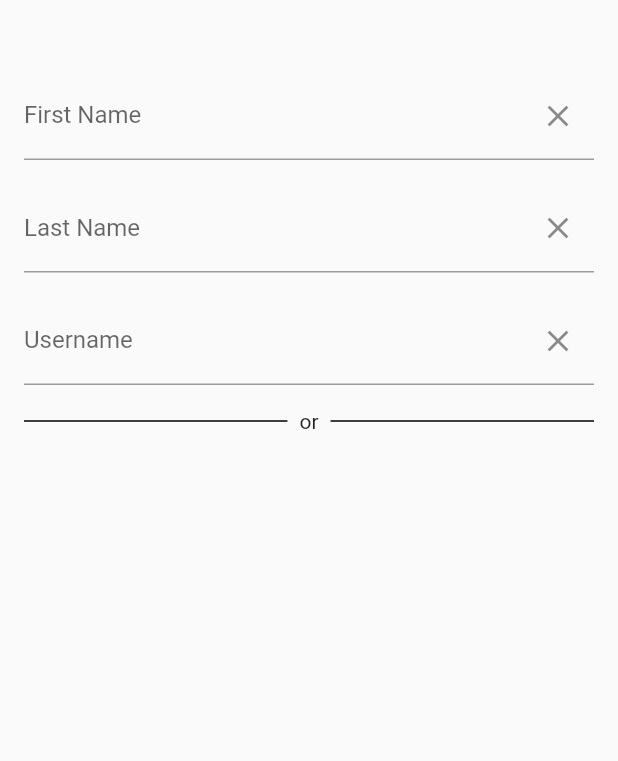
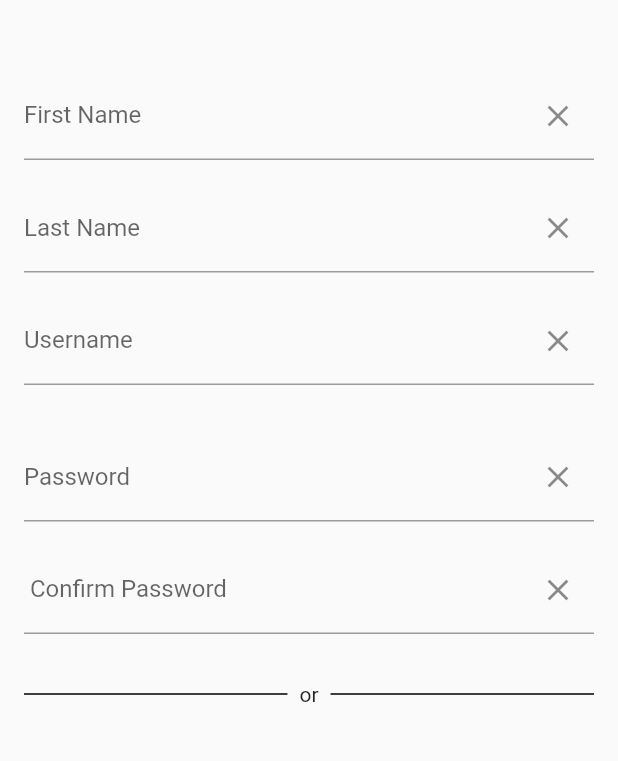
Before and after one commit to BU-Spark/se-kaleidoscope-collaborative, a Flutter app: the SignupScreen screen opened directly, on a phone screen of 412 x 824 dp, the part 257-1018 px from its top. Run offline on Flutter 3.47's test engine with Material 2 defaults, Android fonts, the phone set to English and light mode, and no system bars.

Commit message:
added the password blocks

```diff
--- a/kaleidoscope_collaborative/lib/screens/signup1_1.dart
+++ b/kaleidoscope_collaborative/lib/screens/signup1_1.dart
@@ -14,6 +14,8 @@
   final FocusNode _usernameFocus = FocusNode();
   final FocusNode _emailFocus = FocusNode();
   final FocusNode _passwordFocus = FocusNode();
+  final FocusNode _confirmpasswordFocus = FocusNode();
+
 
   @override
   void dispose() {
@@ -22,6 +24,7 @@
     _usernameFocus.dispose();
     _emailFocus.dispose();
     _passwordFocus.dispose();
+    _confirmpasswordFocus.dispose();
     super.dispose();
   }
 
@@ -33,6 +36,8 @@
     _usernameFocus.addListener(() { setState(() {}); });
     _emailFocus.addListener(() { setState(() {}); });
     _passwordFocus.addListener(() { setState(() {}); });
+    _confirmpasswordFocus.addListener(() { setState(() {}); });
+
 
     return Scaffold(
       appBar: AppBar(
@@ -87,18 +92,29 @@
                   suffixIcon: Icon(Icons.close),
                 ),
               ),
+              SizedBox(height: 32),
+
+              // Password input
+              TextField(
+                focusNode: _passwordFocus,
+                obscureText: true,
+                decoration: const InputDecoration(
+                  labelText: 'Password',
+                  suffixIcon: Icon(Icons.close),
+                ),
+              ),
               SizedBox(height: 16),
 
-              // // Password input
-              // TextField(
-              //   focusNode: _passwordFocus,
-              //   obscureText: true,
-              //   decoration: const InputDecoration(
-              //     labelText: 'Password',
-              //     suffixIcon: Icon(Icons.close),
-              //   ),
-              // ),
-              // SizedBox(height: 32),
+              // Confirm Password input
+              TextField(
+                focusNode: _confirmpasswordFocus,
+                obscureText: true,
+                decoration: const InputDecoration(
+                  labelText: ' Confirm Password',
+                  suffixIcon: Icon(Icons.close),
+                ),
+              ),
+              SizedBox(height: 32),
 
 
 
```
